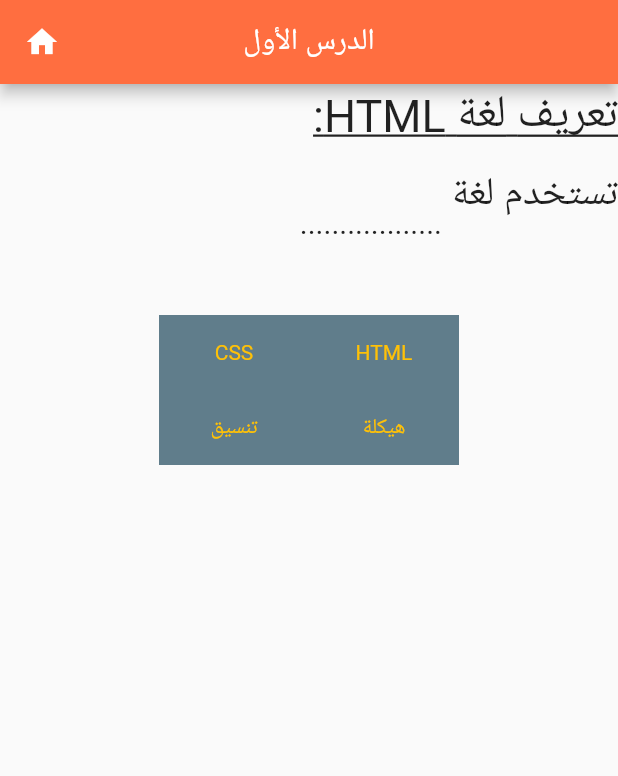
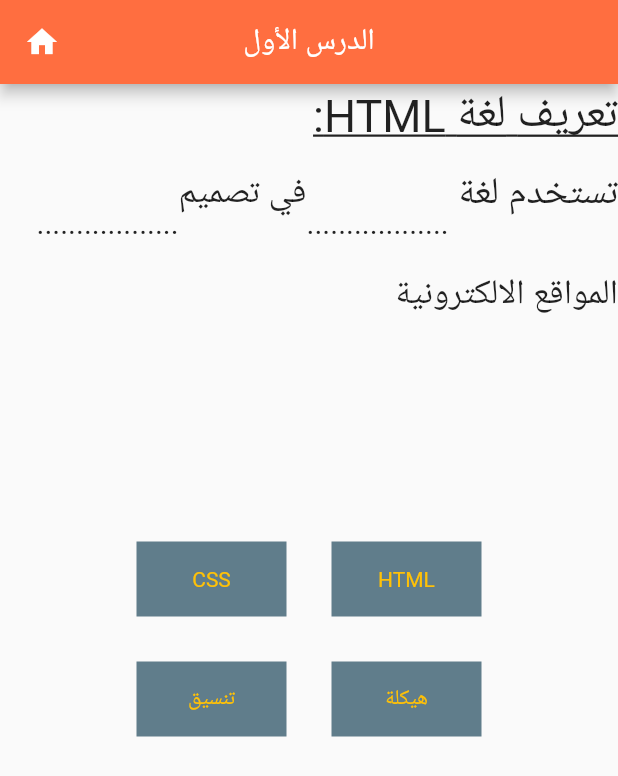
Before and after one commit to AnasKhaled1876/Intro-to-HTML, a Flutter app: the screen it shows after launch, on a phone screen of 412 x 824 dp. Shown: the top 776 px of the screen. Run offline on Flutter 3.47's test engine with Material 2 defaults, Android fonts, the phone set to English and light mode, and no system bars; our stand-ins replace cloud_firestore, firebase_core, sqflite, youtube_player_flutter; accounts and stored records are empty.

Commit message:
Finished First Lesson

```diff
--- a/lib/first_lesson_page.dart
+++ b/lib/first_lesson_page.dart
@@ -9,7 +9,8 @@ class FirstLessonPage extends StatefulWidget {
 }
 
 class _FirstLessonPageState extends State<FirstLessonPage> {
-  String answer = "";
+  String answer1 = "", answer2 = "";
+  bool finished = false;
 
   @override
   Widget build(BuildContext context) {
@@ -45,12 +46,55 @@ class _FirstLessonPageState extends State<FirstLessonPage> {
               Column(
                 children: <Widget>[
                   DragTarget<String>(
-                    onAccept: (data) => setState(() => answer = data),
+                    onAccept: (data) => setState(() async{
+                      answer2 = data;
+                      if (answer1 == "HTML" && answer2 == "هيكلة") {
+                        finished = true;
+                        await Future.delayed(const Duration(seconds: 2));
+                      }
+                    }),
                     builder: (context, _, __) => SizedBox(
                       width: 70,
                       height: 40,
                       child: Text(
-                        answer,
+                        answer2,
+                        style: const TextStyle(fontSize: 23.0),
+                      ),
+                    ),
+                  ),
+                  const Align(
+                    alignment: Alignment.centerRight,
+                    child: Text(
+                      "..................",
+                      style: TextStyle(fontSize: 20.0),
+                    ),
+                  ),
+                ],
+              ),
+              const Align(
+                alignment: Alignment.centerRight,
+                child: Text(
+                  "في تصميم",
+                  textAlign: TextAlign.right,
+                  textDirection: TextDirection.rtl,
+                  style: TextStyle(fontSize: 23.0),
+                ),
+              ),
+              Column(
+                children: <Widget>[
+                  DragTarget<String>(
+                    onAccept: (data) => setState(() async{
+                      answer1 = data;
+                      if (answer1 == "HTML" && answer2 == "هيكلة") {
+                        finished = true;
+                        await Future.delayed(const Duration(seconds: 2));
+                      }
+                    }),
+                    builder: (context, _, __) => SizedBox(
+                      width: 70,
+                      height: 40,
+                      child: Text(
+                        answer1,
                         style: const TextStyle(fontSize: 25.0),
                       ),
                     ),
@@ -69,25 +113,49 @@ class _FirstLessonPageState extends State<FirstLessonPage> {
                   "تستخدم لغة ",
                   textAlign: TextAlign.right,
                   textDirection: TextDirection.rtl,
-                  style: TextStyle(fontSize: 26.0),
+                  style: TextStyle(fontSize: 25.0),
                 ),
               ),
             ],
           ),
-          const SizedBox(height: 50),
+          const SizedBox(
+            height: 20,
+          ),
+          const Align(
+            alignment: Alignment.bottomRight,
+            child: Text(
+              "المواقع الالكترونية",
+              style: TextStyle(fontSize: 23.0),
+            ),
+          ),
+          const SizedBox(height: 150),
           Row(
             mainAxisAlignment: MainAxisAlignment.center,
             children: const <Widget>[
               DraggableItem(item: "CSS"),
+              SizedBox(width: 30.0),
               DraggableItem(item: "HTML"),
             ],
+          ),
+          const SizedBox(
+            height: 30.0,
           ),
           Row(
             mainAxisAlignment: MainAxisAlignment.center,
             children: const <Widget>[
               DraggableItem(item: "تنسيق"),
+              SizedBox(width: 30.0),
               DraggableItem(item: "هيكلة"),
             ],
+          ),
+          const SizedBox(height: 60.0),
+          if(finished)
+          const Center(
+            child: Icon(
+              Icons.check_circle,
+              size: 50,
+              color: Colors.green,
+            ),
           )
         ],
       ),
```
